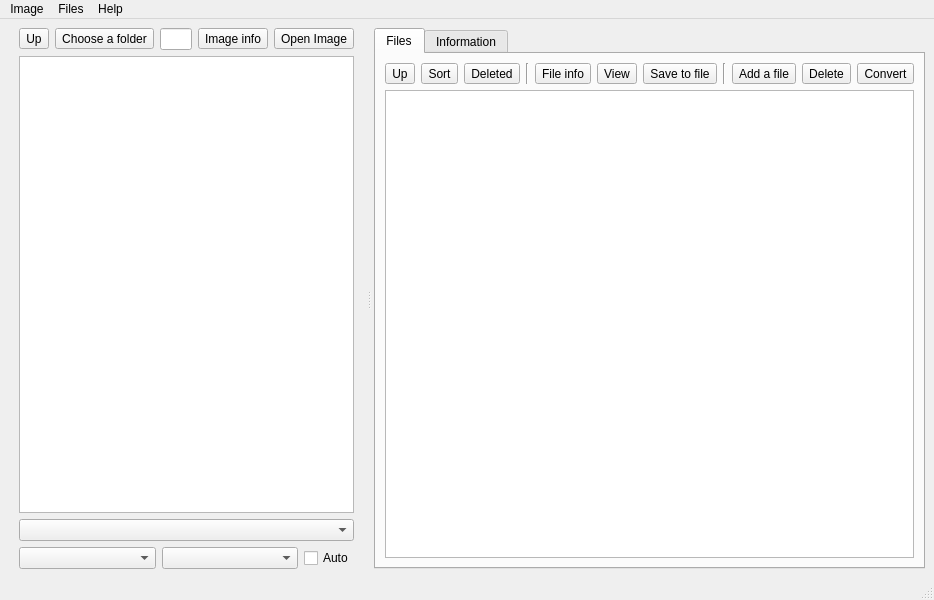
Above: src/mainwindow.ui from Ptr314/dsk_commander before the change. Below: the same form after it.
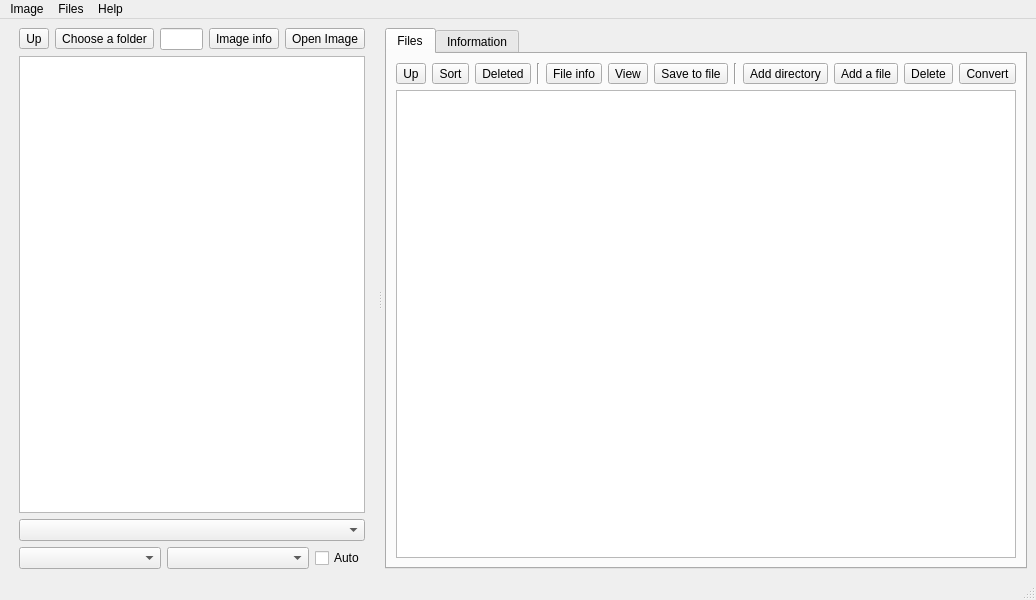
That is the form after the change. Icons and pictures are not drawn.

The edit to the form file:
```diff
--- a/src/mainwindow.ui
+++ b/src/mainwindow.ui
@@ -6,7 +6,7 @@
    <rect>
     <x>0</x>
     <y>0</y>
-    <width>934</width>
+    <width>1036</width>
     <height>600</height>
    </rect>
   </property>
@@ -378,6 +378,26 @@
                   </property>
                  </widget>
                 </item>
+                <item>
+                 <widget class="QToolButton" name="addDirBtn">
+                  <property name="toolTip">
+                   <string>Add a directory</string>
+                  </property>
+                  <property name="text">
+                   <string>Add directory</string>
+                  </property>
+                  <property name="icon">
+                   <iconset resource="resources.qrc">
+                    <normaloff>:/icons/new_dir</normaloff>:/icons/new_dir</iconset>
+                  </property>
+                  <property name="iconSize">
+                   <size>
+                    <width>24</width>
+                    <height>24</height>
+                   </size>
+                  </property>
+                 </widget>
+                </item>
                 <item>
                  <widget class="QToolButton" name="addFileBtn">
                   <property name="enabled">
@@ -518,7 +538,7 @@
     <rect>
      <x>0</x>
      <y>0</y>
-     <width>934</width>
+     <width>1036</width>
      <height>21</height>
     </rect>
    </property>
```
Left out of the diff: 26 changed lines with no effect on the pictures.
